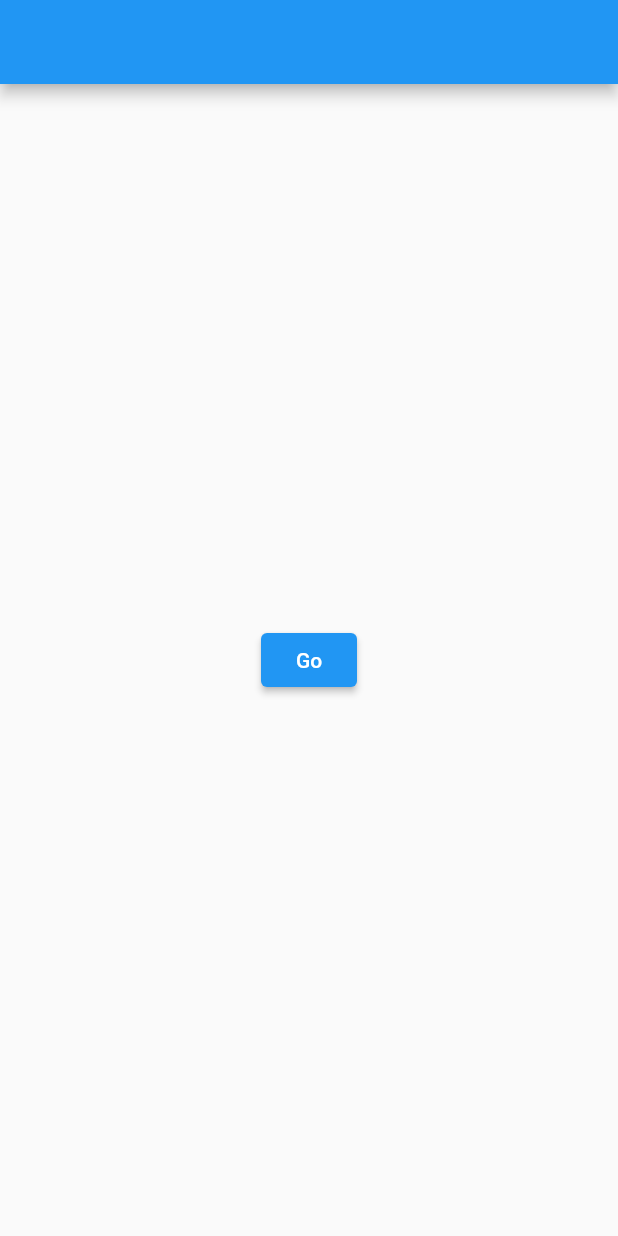
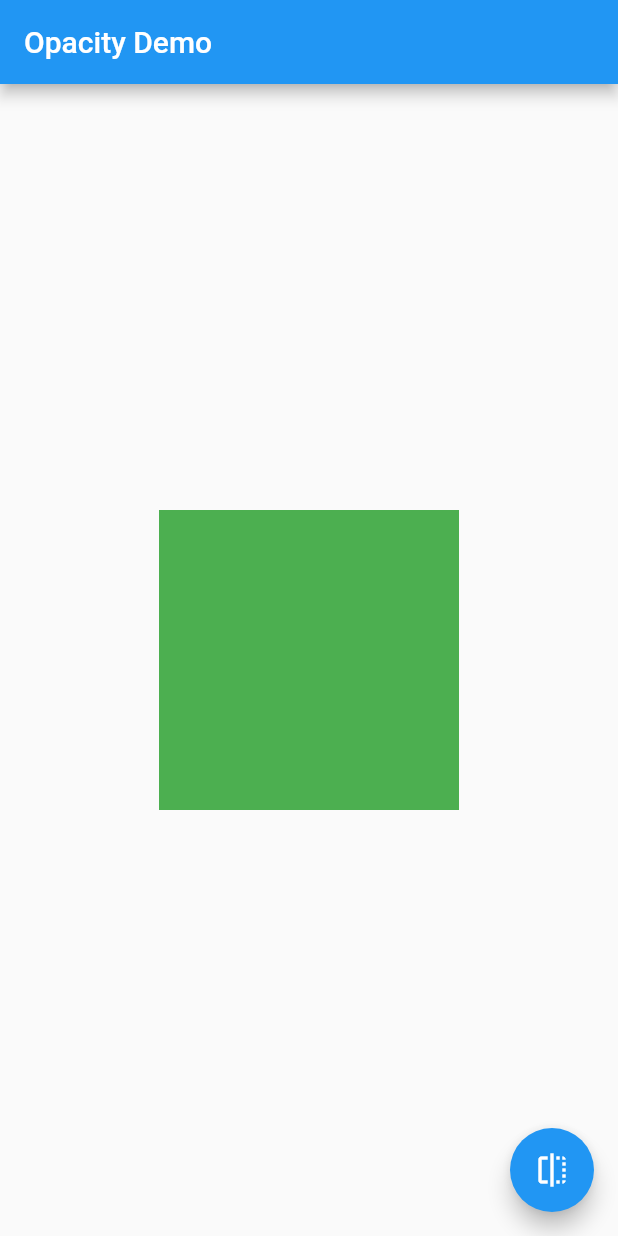
Before and after one commit to vishnu-m-c/Animation, a Flutter app: the screen it shows after launch, on a phone screen of 412 x 824 dp. Run offline on Flutter 3.47's test engine with Material 2 defaults, Android fonts, the phone set to English and light mode, and no system bars.

Commit message:
fade a widget in and out

```diff
--- a/lib/main.dart
+++ b/lib/main.dart
@@ -1,57 +1,53 @@
-import 'package:flutter/material.dart';
-void main()
-{
-  runApp(
-     MaterialApp(
-      home: Page1(),
-    ),
-  );
-}
 
-class Page1 extends StatelessWidget{
-
+import'package:flutter/material.dart';
+void main() => runApp( MyApp());
+class MyApp extends StatelessWidget{
+  MyApp({super.key});
   @override
-  Widget build(BuildContext context) {
-    return Scaffold(
-      appBar:AppBar(),
-      body:Center(
-        child: ElevatedButton(
-          onPressed:()
-              {
-                Navigator.of(context).push(_createRoute());
-              },
-          child:const Text("Go"),
-        ),
-      ),
-
+  Widget build(BuildContext context){
+    const appTitle= "Opacity Demo";
+    return const MaterialApp(
+      title:appTitle,
+      home: MyHomePage(title: appTitle),
     );
   }
 }
-Route _createRoute(){
-  return PageRouteBuilder(
-    pageBuilder: (context, animation, secondaryAnimation) => const Page2(),
-        transitionsBuilder: (context, animation, secondaryAnimation,child)
-  {
-    const begin = Offset(0.0, 1.0);
-    const end = Offset.zero;
-    const curve = Curves.ease;
-
-    var tween = Tween (begin: begin , end:end).chain(CurveTween(curve:curve));
-    return SlideTransition(
-    position: animation.drive(tween),
-  child:child,
-    );
-  },
-  );
+class MyHomePage extends StatefulWidget {
+  const MyHomePage({
+    super.key,
+    required this.title,
+  });
+  final String title;
+  @override
+  State<MyHomePage> createState() => _MyHomePageState();
 }
-class Page2 extends StatelessWidget{
-  const Page2({super.key});
+class _MyHomePageState extends State<MyHomePage>{
+  bool _visible=true;
   @override
   Widget build(BuildContext context){
     return Scaffold(
-      appBar: AppBar(),
-      body: const Center(
-        child: Text('Page 2')
+      appBar:AppBar(
+        title: Text(widget.title),
+      ),
+      body:Center(
+        child: AnimatedOpacity(
+          opacity: _visible ? 1.0 : 0.0,
+          duration :const Duration(milliseconds:500),
+          child: Container(
+            width:200.0,
+            height:200.0,
+            color: Colors.green,
+          ),
+        ),
+      ),
+      floatingActionButton: FloatingActionButton(
+        onPressed:(){
+          setState(() {
+            _visible= !_visible;
+          });
+        },
+        tooltip: 'Toggle Opacity',
+        child:const Icon(Icons.flip),
       ),
     );
   }
```
